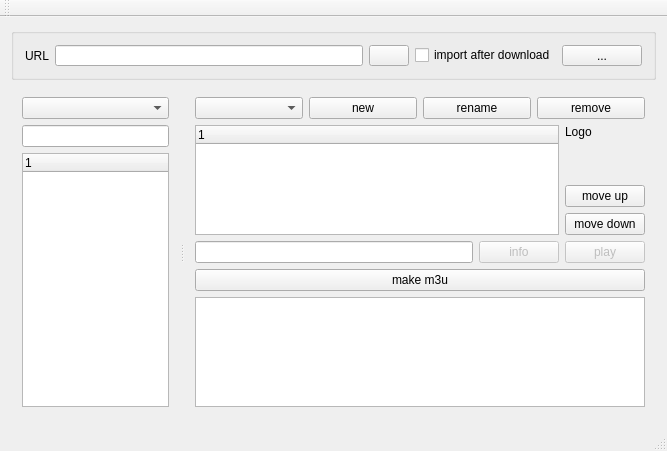
Above: mainwindow.ui from sgersing73/m3uMan before the change. Below: the same form after it.
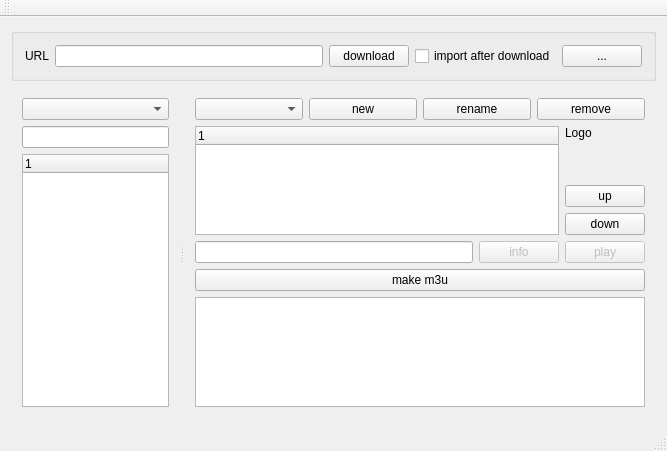
That is the form after the change. Icons and pictures are not drawn.

Patch:
```diff
--- a/mainwindow.ui
+++ b/mainwindow.ui
@@ -20,7 +20,7 @@
       <property name="maximumSize">
        <size>
         <width>16777215</width>
-        <height>52</height>
+        <height>53</height>
        </size>
       </property>
       <property name="title">
@@ -36,11 +36,7 @@
           </size>
          </property>
          <property name="text">
-          <string/>
-         </property>
-         <property name="icon">
-          <iconset resource="m3uMan.qrc">
-           <normaloff>:/images/state-download.png</normaloff>:/images/state-download.png</iconset>
+          <string>download</string>
          </property>
         </widget>
        </item>
@@ -166,6 +162,12 @@
            <layout class="QVBoxLayout" name="verticalLayout">
             <item>
              <widget class="QLabel" name="lblLogo">
+              <property name="maximumSize">
+               <size>
+                <width>320</width>
+                <height>240</height>
+               </size>
+              </property>
               <property name="text">
                <string>Logo</string>
               </property>
@@ -187,14 +189,14 @@
             <item>
              <widget class="QPushButton" name="cmdMoveUp">
               <property name="text">
-               <string>move up</string>
+               <string>up</string>
               </property>
              </widget>
             </item>
             <item>
              <widget class="QPushButton" name="cmdMoveDown">
               <property name="text">
-               <string>move down</string>
+               <string>down</string>
               </property>
              </widget>
             </item>
```
Left out of the diff: 4 changed lines with no effect on the pictures.
